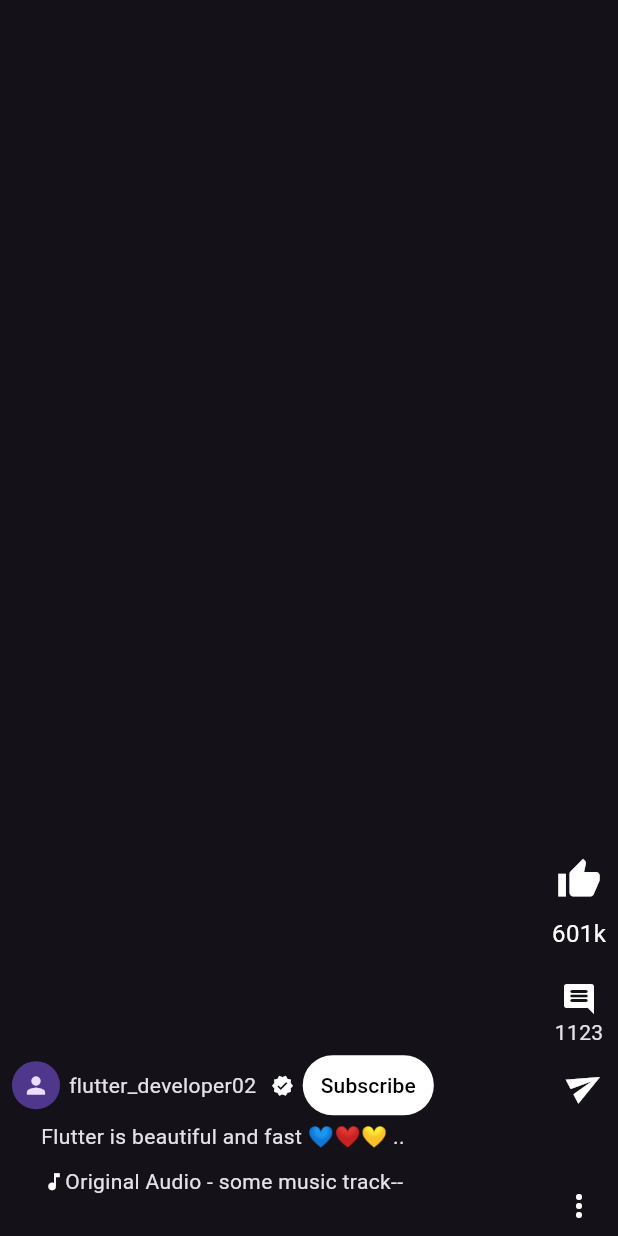
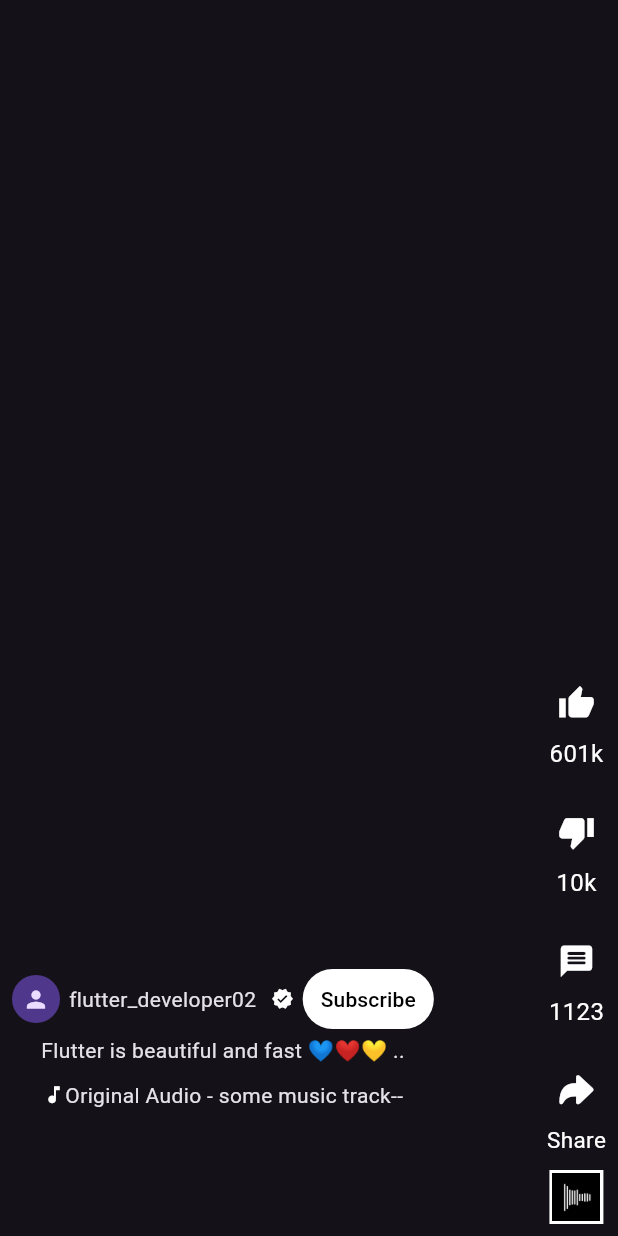
Before and after one commit to Phoenix-03/firebaseyt, a Flutter app: the OptionsScreen widget shown alone on an empty page, opened directly, on a phone screen of 412 x 824 dp. Run offline on Flutter 3.47's test engine with Material 3 defaults, Android fonts, the phone set to English and light mode, and no system bars; our stand-ins replace card_swiper, chewie, firebase_auth, firebase_core, flutter_riverpod, flutter_svg and 4 more; missing offline and left inert: miniplayer; accounts and stored records are empty.

Commit message:
all done

```diff
--- a/lib/login.dart
+++ b/lib/login.dart
@@ -29,7 +29,7 @@ class _GoogleSignInScreenState extends State<GoogleSignInScreen> {
               ),
               child: IconButton(
                 iconSize: 40,
-                icon: Image.asset('assets/images/google_icon.png'),
+                icon: Image.asset('assets/google_icon.png'),
                 onPressed: () async {
                   dynamic result = await signInWithGoogle();
                   if (result != null) {
--- a/lib/screens/options_screen.dart
+++ b/lib/screens/options_screen.dart
@@ -1,3 +1,4 @@
+import 'package:flutter/cupertino.dart';
 import 'package:flutter/material.dart';
 
 class OptionsScreen extends StatefulWidget {
@@ -9,7 +10,7 @@ class _OptionsScreenState extends State<OptionsScreen> {
   bool isSubscribed = false;
   Color myGreyColor = Color.fromRGBO(169, 169, 169, 0.5); // Adjust the opacity by changing the last value (0.5 in this example)
   bool isLike = false;
-  bool Dislike = false;
+  bool isDislike = false;
 
   @override
   Widget build(BuildContext context) {
@@ -82,7 +83,7 @@ class _OptionsScreenState extends State<OptionsScreen> {
                           Icon(
                             Icons.thumb_up,
                             color: isLike ? Colors.blue : Colors.white,
-                            size: 30,
+                            size: 25,
                           ),
                           SizedBox(
                             height: 10,
@@ -98,16 +99,112 @@ class _OptionsScreenState extends State<OptionsScreen> {
                       ),
                     ),
                   ),
-                  SizedBox(height: 20),
-                  Icon(Icons.comment_rounded),
-                  Text('1123'),
-                  SizedBox(height: 20),
-                  Transform(
-                    transform: Matrix4.rotationZ(5.8),
-                    child: Icon(Icons.send),
+                  SizedBox(
+                    height: 28,
                   ),
-                  SizedBox(height: 50),
-                  Icon(Icons.more_vert),
+                  GestureDetector(
+                  onTap: () {
+                  setState(() {
+                  isDislike = !isDislike;
+                  });
+                  },
+                  child: Container(
+                  child: Column(
+                  children: [
+                  Icon(
+                  Icons.thumb_down,
+                  color: isDislike ? Colors.blue : Colors.white,
+                  size: 25,
+                  ),
+                  SizedBox(
+                  height: 10,
+                  ),
+                  Text(
+                  '10k',
+                  style: TextStyle(
+                  color: Colors.white,
+                  fontSize: 16,
+                  ),
+                  ),
+                  ],
+                  ),
+                  ),
+                  ),
+                  SizedBox(
+                    height: 28,
+                  ),
+
+                  GestureDetector(
+                    onTap: () {},
+                    child: Container(
+                      child: Column(
+                        children: [
+                          Icon(
+                            Icons.message_rounded,
+                            color: Colors.white,
+                            size: 25,
+                          ),
+                          SizedBox(
+                            height: 10,
+                          ),
+                          Text(
+                            '1123',
+                            style: TextStyle(
+                              color: Colors.white,
+                              fontSize: 16,
+                            ),
+                          ),
+                        ],
+                      ),
+                    ),
+                  ),
+                  SizedBox(height: 28),
+                  GestureDetector(
+                    onTap: () {},
+                    child: Container(
+                      child: Column(
+                        children: [
+                          Icon(
+                            CupertinoIcons.arrowshape_turn_up_right_fill,
+                            color: Colors.white,
+                            size: 25,
+                          ),
+                          SizedBox(
+                            height: 10,
+                          ),
+                          Text(
+                            'Share',
+                            style: TextStyle(
+                              color: Colors.white,
+                              fontSize: 15,
+                            ),
+                          ),
+                        ],
+                      ),
+                    ),
+                  ),
+                  SizedBox(
+                    height: 10,
+                  ),
+                  Container(
+                    height: 36,
+                    width: 36,
+                    color: Colors.white,
+                    child: Stack(
+                      children: [
+                        Center(
+                          child: Container(
+                            height: 32,
+                            width: 32,
+                            child: Image.asset(
+                              'assets/music_bar.gif',
+                              fit: BoxFit.cover,
+                            ),
+                          ),
+                        )
+                      ],
+                    ),
+                  )
                 ],
               )
             ],
--- a/pubspec.yaml
+++ b/pubspec.yaml
@@ -38,7 +38,7 @@ dependencies:
   card_swiper: ^2.0.3
   chewie: ^1.3.1
   video_player: ^2.3.0
-
+  youtube_player_flutter: ^9.0.0
 
   # The following adds the Cupertino Icons font to your application.
   # Use with the CupertinoIcons class for iOS style icons.
@@ -73,7 +73,8 @@ flutter:
   assets:
      - assets/yt_logo_dark.png
      - assets/youtube_shorts_icon.svg
-
+     - assets/google_icon.png
+     - assets/music_bar.gif
   # An image asset can refer to one or more resolution-specific "variants", see
   # https://flutter.dev/assets-and-images/#resolution-aware
 
```
Also changed, not shown: lib/data.dart (+7 -0 lines), lib/screens/combined.dart (deleted, +0 -24 lines), lib/screens/profile_screen.dart (added, +18 -0 lines), lib/screens/video_screen.dart (+30 -17 lines), assets/google_icon.png (added), assets/music_bar.gif (added), pubspec.lock, 1 other file.
